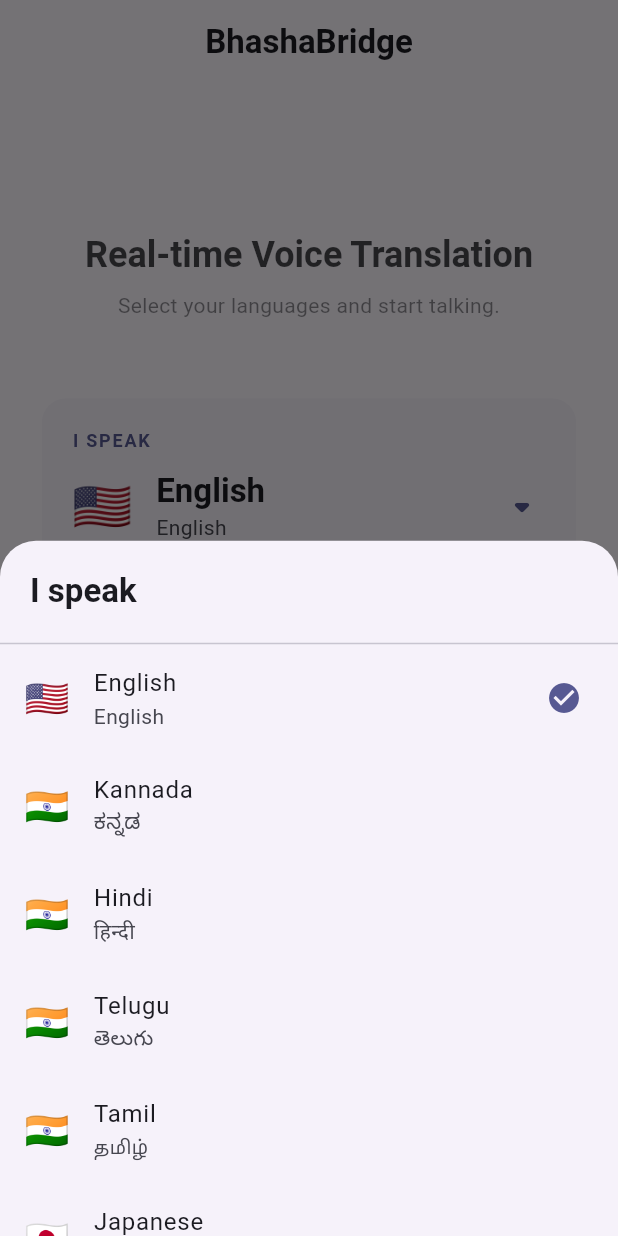
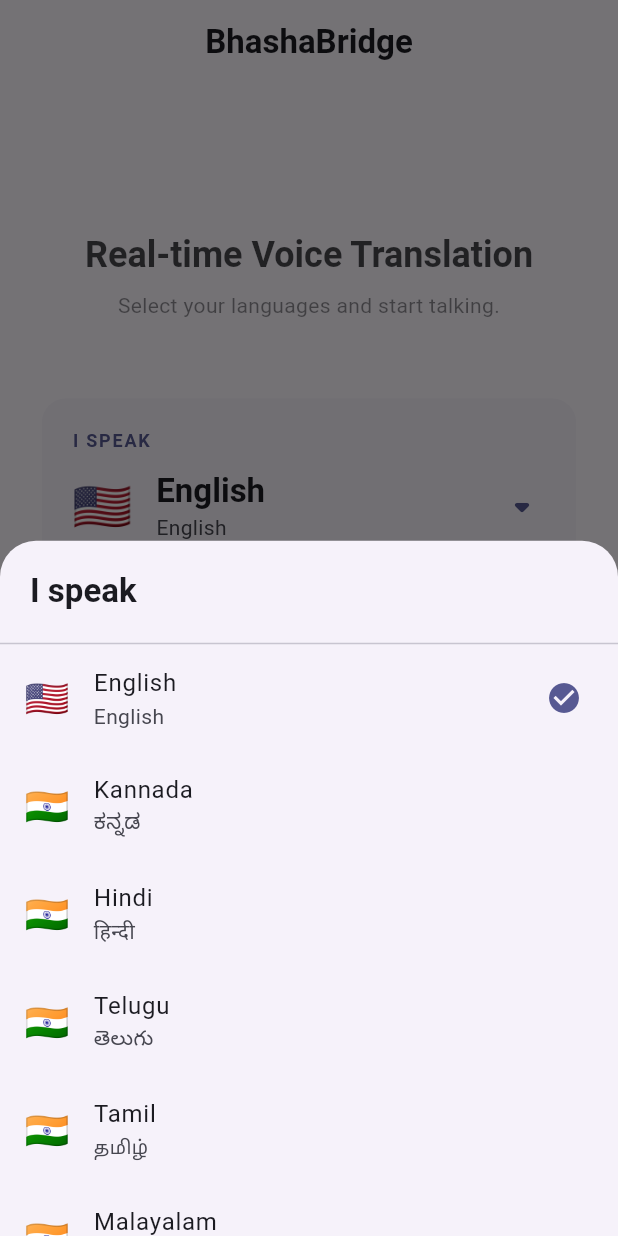
Before and after one commit to nagasumukh01/lang_translate_app, a Flutter app: the screen it shows after launch, after a tap on "I SPEAK", on a phone screen of 412 x 824 dp. Run offline on Flutter 3.47's test engine with Material 3 defaults, Android fonts, the phone set to English and light mode, and no system bars; our stand-ins replace flutter_riverpod, go_router, hive, hive_flutter, just_audio, permission_handler; missing offline and left inert: record; accounts and stored records are empty.

Commit message:
feat: add 17 fully compatible voice-to-voice regional and global languages

```diff
--- a/lib/core/constants/languages.dart
+++ b/lib/core/constants/languages.dart
@@ -72,9 +72,75 @@
     flag: '🇮🇳',
   ),
   AppLanguage(
+    code: 'ml',
+    name: 'Malayalam',
+    nativeName: 'മലയാളം',
+    flag: '🇮🇳',
+  ),
+  AppLanguage(
+    code: 'mr',
+    name: 'Marathi',
+    nativeName: 'मराठी',
+    flag: '🇮🇳',
+  ),
+  AppLanguage(
+    code: 'gu',
+    name: 'Gujarati',
+    nativeName: 'ગુજરાતી',
+    flag: '🇮🇳',
+  ),
+  AppLanguage(
+    code: 'bn',
+    name: 'Bengali',
+    nativeName: 'বাংলা',
+    flag: '🇮🇳',
+  ),
+  AppLanguage(
+    code: 'ur',
+    name: 'Urdu',
+    nativeName: 'اردو',
+    flag: '🇵🇰',
+  ),
+  AppLanguage(
     code: 'ja',
     name: 'Japanese',
     nativeName: '日本語',
     flag: '🇯🇵',
   ),
+  AppLanguage(
+    code: 'es',
+    name: 'Spanish',
+    nativeName: 'Español',
+    flag: '🇪🇸',
+  ),
+  AppLanguage(
+    code: 'fr',
+    name: 'French',
+    nativeName: 'Français',
+    flag: '🇫🇷',
+  ),
+  AppLanguage(
+    code: 'de',
+    name: 'German',
+    nativeName: 'Deutsch',
+    flag: '🇩🇪',
+  ),
+  AppLanguage(
+    code: 'ko',
+    name: 'Korean',
+    nativeName: '한국어',
+    flag: '🇰🇷',
+  ),
+  AppLanguage(
+    code: 'ar',
+    name: 'Arabic',
+    nativeName: 'العربية',
+    flag: '🇸🇦',
+  ),
+  AppLanguage(
+    code: 'zh',
+    name: 'Chinese',
+    nativeName: '中文',
+    flag: '🇨🇳',
+  ),
 ];
```
Also changed, not shown: 2 other files.
